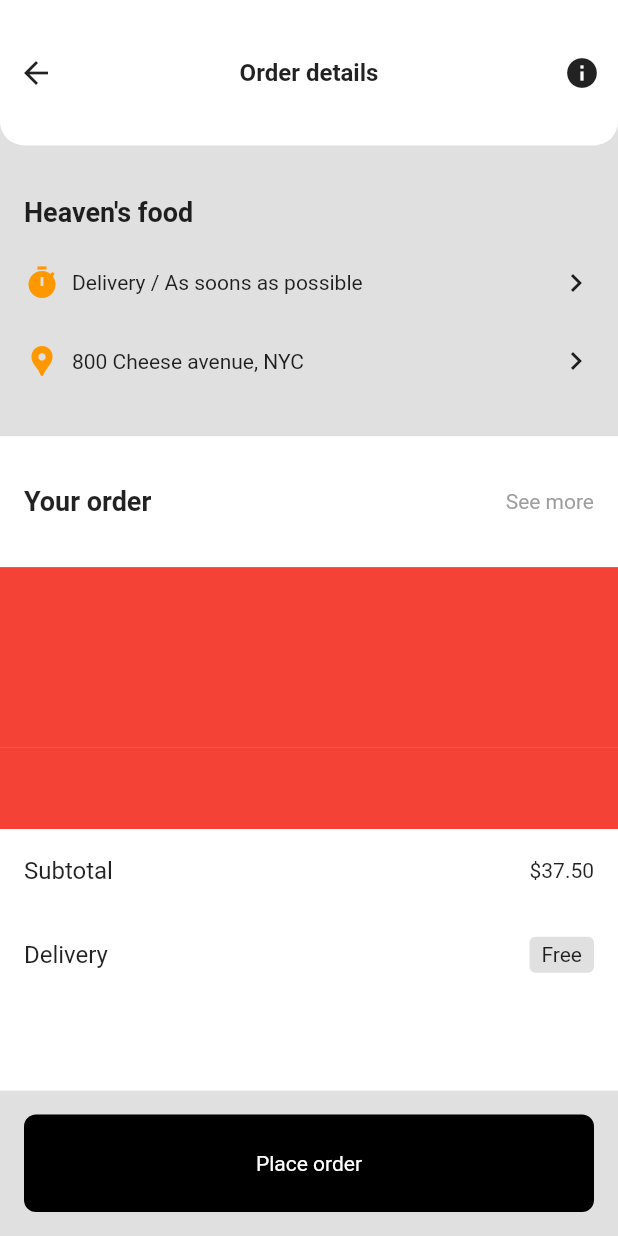
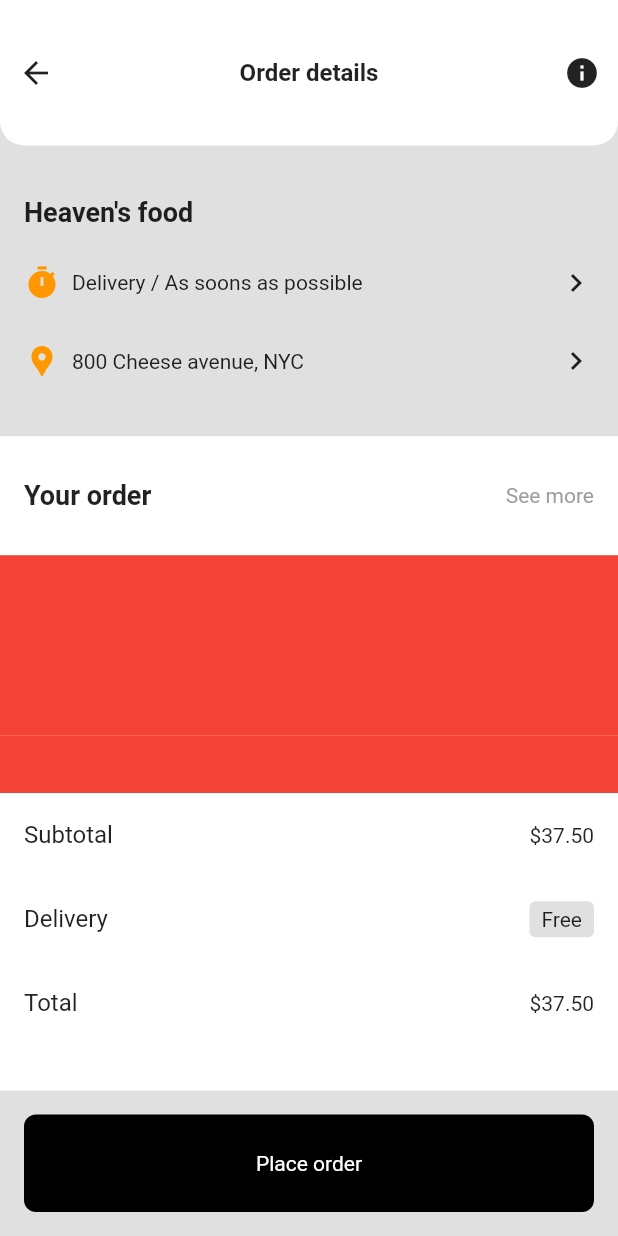
Before and after one commit to JAICHANGPARK/flutter_notebook_11th_story, a Flutter app: the screen it shows after launch, item 2 of the bottom bar chosen, on a phone screen of 412 x 824 dp. Run offline on Flutter 3.47's test engine with Material 2 defaults, Android fonts, the phone set to English and light mode, and no system bars; our stand-ins replace backdrop, badges, flutter_inner_drawer, flutter_slidable, flutter_swiper, google_fonts; network calls fail.

Commit message:
Update food_order_page.dart

```diff
--- a/lib/ep744_food_app/ui/food_order_page.dart
+++ b/lib/ep744_food_app/ui/food_order_page.dart
@@ -115,7 +115,7 @@ class _FoodOrderPageState extends State<FoodOrderPage> {
                         color: Colors.red,
                       );
                     })),
-                    Expanded(flex: 4, child: Column(
+                    Expanded(flex: 5, child: Column(
                       crossAxisAlignment: CrossAxisAlignment.start,
                       children: [
                         ListTile(
@@ -132,6 +132,10 @@ class _FoodOrderPageState extends State<FoodOrderPage> {
                             ),
                             child: Text("Free"),
                           )
+                        ),
+                        ListTile(
+                            title: Text("Total"),
+                            trailing: Text("\$37.50")
                         )
                       ],
                     )),
```
